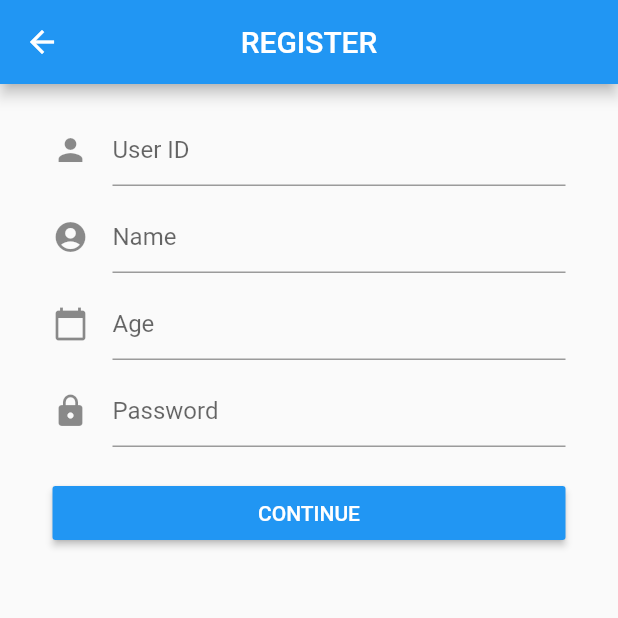
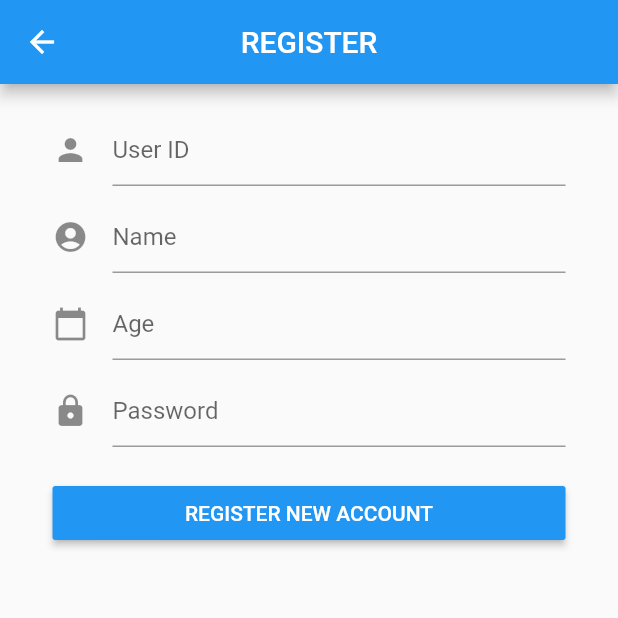
Before and after one commit to 810Teams/mobile-final, a Flutter app: the RegisterPage screen opened by its route, on a phone screen of 412 x 824 dp, the top half of it. Run offline on Flutter 3.47's test engine with Material 2 defaults, Android fonts, the phone set to English and light mode, and no system bars; our stand-ins replace shared_preferences, sqflite; accounts and stored records are empty.

Commit message:
Save Progress #08

```diff
--- a/lib/gui/login_page.dart
+++ b/lib/gui/login_page.dart
@@ -87,7 +87,7 @@ class _LoginPageState extends State<LoginPage> {
                   Alert.displayAlert(
                     context,
                     title: 'Login Failed',
-                    content: 'Please fill out the login form.',
+                    content: 'Please fill out this form.',
                   );
                 } else {
                   this._database.getAccountByUserId(_controllerUserId.text).then((account) {
@@ -95,7 +95,7 @@ class _LoginPageState extends State<LoginPage> {
                       Alert.displayAlert(
                         context,
                         title: 'Login Failed',
-                        content: 'Incorrect user ID or password.',
+                        content: 'Invalid user or password.',
                       );
                     } else {
                       SharedPreferencesUtil.saveUserId(_controllerUserId.text);
--- a/lib/gui/register_page.dart
+++ b/lib/gui/register_page.dart
@@ -96,6 +96,7 @@ class _RegisterPageState extends State<RegisterPage> {
                   hintText: 'Password',
                 ),
                 validator: (String value) {
+                  // NOTES: The exam said the password length must be *more than 6*
                   if (value.length <= 6) {
                     return 'Password must be more than 6 characters long';
                   }
@@ -103,7 +104,7 @@ class _RegisterPageState extends State<RegisterPage> {
               ),
               SizedBox(height: 20.0),
               RaisedButton(
-                child: Text("CONTINUE"),
+                child: Text("Register New Account".toUpperCase()),
                 color: Theme.of(context).primaryColor,
                 textColor: Colors.white,
                 onPressed: () {
```
